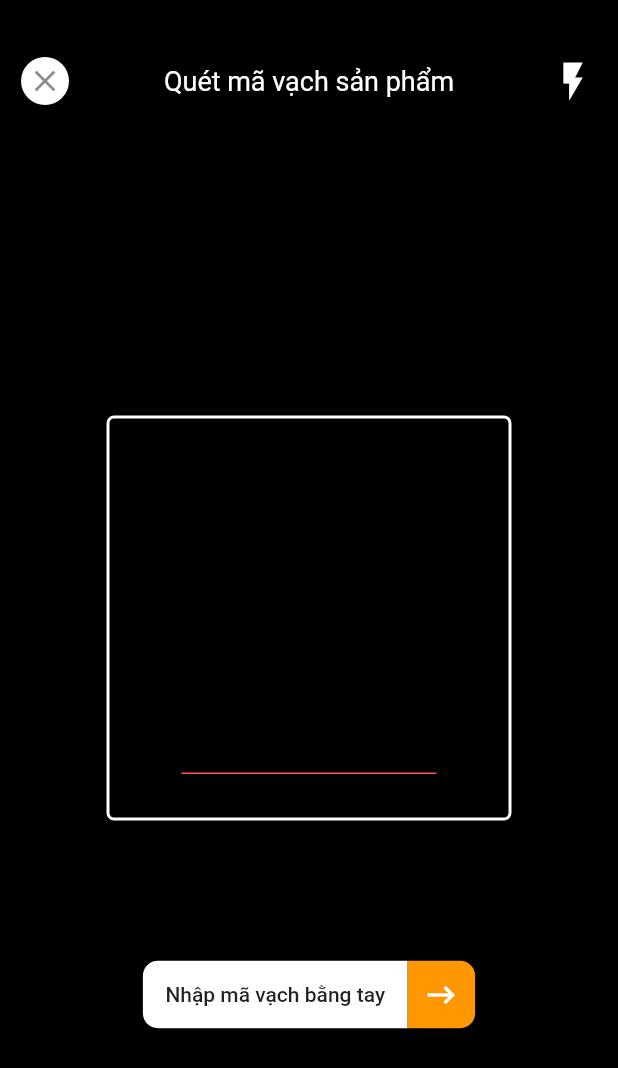
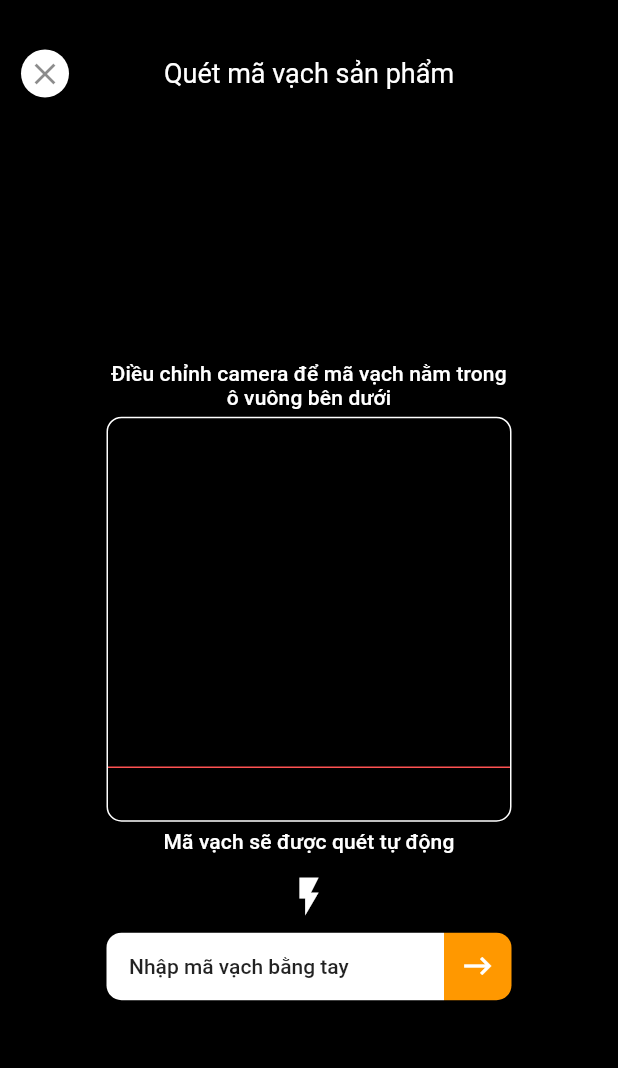
Before and after one commit to nilsys/ann-shop-flutter, a Flutter app: the ScanView screen opened by its route, on a phone screen of 412 x 824 dp. Shown: the top 1068 px of the screen. Run offline on Flutter 3.47's test engine with Material 2 defaults, Android fonts, the phone set to English and light mode, and no system bars; our stand-ins replace cached_network_image, connectivity, firebase_analytics, firebase_dynamic_links, flushbar, flutter_cache_manager and 6 more; missing offline and left inert: esys_flutter_share, fast_qr_reader_view, flutter_cupertino_date_picker, gesture_zoom_box, loading_more_list, onesignal_flutter and 1 more; accounts and stored records are empty; network calls fail.

Commit message:
-up scan + product detail

```diff
--- a/lib/core/router.dart
+++ b/lib/core/router.dart
@@ -35,7 +35,6 @@ import 'package:ann_shop_flutter/view/product/product_filter_view.dart';
 import 'package:ann_shop_flutter/view/product/product_image_by_size_and_color.dart';
 import 'package:ann_shop_flutter/view/product/product_image_fancy_view.dart';
 import 'package:ann_shop_flutter/view/product/product_image_share_view.dart';
-import 'package:ann_shop_flutter/view/scan_barcode/barcode_scan_view.dart';
 import 'package:ann_shop_flutter/view/scan_barcode/scan_view.dart';
 import 'package:ann_shop_flutter/view/utility/empty_view.dart';
 import 'package:ann_shop_flutter/view/home_view/home_view.dart';
--- a/lib/view/scan_barcode/scan_view.dart
+++ b/lib/view/scan_barcode/scan_view.dart
@@ -1,4 +1,5 @@
 import 'dart:async';
+import 'dart:math';
 
 import 'package:ann_shop_flutter/core/core.dart';
 import 'package:ann_shop_flutter/core/utility.dart';
@@ -32,9 +33,7 @@ class _ScanViewState extends State<ScanView>
 
   bool flashOn = false;
   bool bottomSheetIsOpen = true;
-  double redLineTop = 150;
-  int offset = 50;
-  double squareSize = 270;
+  double squareSize = 250;
 
   Future<Null> loadCamera() async {
     try {
@@ -61,9 +60,7 @@ class _ScanViewState extends State<ScanView>
 
     animationController =
         AnimationController(vsync: this, duration: Duration(seconds: 2));
-    animation =
-        Tween<double>(begin: (-squareSize / 2 + 20), end: squareSize / 2 - 20)
-            .animate(animationController)
+    animation = Tween<double>(begin: 0.1, end: 0.9).animate(animationController)
       ..addListener(() {
         setState(() {});
       });
@@ -96,6 +93,7 @@ class _ScanViewState extends State<ScanView>
 //      AppSnackBar.showFlushbar(context, 'Không tìm thấy sản phẩm $value');
 //      await Future.delayed(Duration(milliseconds: 500));
 //    }
+    Provider.of<SearchProvider>(context, listen: false).addHistory(value);
     await ListProduct.showByCategory(context,
         Category(name: value, filter: ProductFilter(productSKU: value)),
         initData: null, showSearch: true);
@@ -119,7 +117,6 @@ class _ScanViewState extends State<ScanView>
         flashOn = false;
         controllerQR.stopScanning();
         if (!bottomSheetIsOpen) {
-          Provider.of<SearchProvider>(context, listen: false).addHistory(value);
           _openResultView(value);
         }
       });
@@ -130,10 +127,6 @@ class _ScanViewState extends State<ScanView>
         }
         setState(() {});
         controllerQR.startScanning();
-
-        setState(() {
-          redLineTop = 320;
-        });
       });
     }
   }
@@ -141,31 +134,34 @@ class _ScanViewState extends State<ScanView>
   @override
   Widget build(BuildContext context) {
     final size = MediaQuery.of(context).size;
+    squareSize = min(270, size.width);
     bool hasKeyboard = MediaQuery.of(context).viewInsets.bottom > 100;
     List<Widget> _children = [_buildCamera()];
+
     if (hasKeyboard == false) {
-      _children.addAll([
-        Align(
-          alignment: Alignment.center,
+      _children.add(
+        Align(alignment: Alignment(0.0, 0.2),
           child: Container(
             width: squareSize,
+            child: Column(
+              mainAxisSize: MainAxisSize.min,
+              children: <Widget>[
+                _buildTitle(
+                    'Điều chỉnh camera để mã vạch nằm trong ô vuông bên dưới'),
+                Container(
+                  width: squareSize,
                   height: squareSize,
-            decoration: BoxDecoration(
-                borderRadius: BorderRadius.all(Radius.circular(5)),
-                border: Border.all(
-                  color: Colors.white,
-                  width: 2,
-                  style: BorderStyle.solid,
-                )),
-          ),
-        ),
-        Align(
-            alignment: Alignment.center,
-            child: Container(
+                  decoration:
+                      BoxDecoration(
+                          borderRadius: BorderRadius.circular(10),
+                          border: Border.all(color: Colors.white)),
+                  child: Stack(
+                    children: <Widget>[
+                      Container(
                         child: AnimatedBuilder(
                           animation: animationController,
                           child: SizedBox(
-                  width: 170,
+                            width: squareSize,
                             child: Container(
                               height: 1,
                               color: Colors.redAccent,
@@ -173,14 +169,72 @@ class _ScanViewState extends State<ScanView>
                           ),
                           builder: (BuildContext context, Widget _widget) {
                             return new Transform.translate(
-                    offset: Offset(0, animation.value),
-                    // animationController.value * -0.5,
+                              offset: Offset(0, animation.value * squareSize),
                               child: _widget,
                             );
                           },
                         ),
-            )),
-      ]);
+                      )
+                    ],
+                  ),
+                ),
+                _buildTitle('Mã vạch sẽ được quét tự động'),
+                IconButton(
+                  onPressed: () => _turnFlash(),
+                  icon: Icon(
+                    flashOn ? Icons.flash_off : Icons.flash_on,
+                    size: 30,
+                    color: Colors.white,
+                  ),
+                ),
+                InkWell(
+                  onTap: _showInputCode,
+                  child: Container(
+                    width: squareSize,
+                    alignment: Alignment.center,
+                    child: Row(
+                      mainAxisAlignment: MainAxisAlignment.center,
+                      children: <Widget>[
+                        Expanded(
+                          child: Container(
+                            height: 45,
+                            decoration: BoxDecoration(
+                                color: Colors.white,
+                                borderRadius: BorderRadius.only(
+                                    topLeft: Radius.circular(10),
+                                    bottomLeft: Radius.circular(10))),
+                            alignment: Alignment.centerLeft,
+                            padding: EdgeInsets.symmetric(horizontal: 15),
+                            child: Text(
+                              'Nhập mã vạch bằng tay',
+                              style: Theme.of(context).textTheme.button,
+                            ),
+                          ),
+                        ),
+                        Container(
+                          width: 45,
+                          height: 45,
+                          decoration: BoxDecoration(
+                            color: Theme.of(context).primaryColor,
+                            borderRadius: BorderRadius.only(
+                                topRight: Radius.circular(10),
+                                bottomRight: Radius.circular(10)),
+                          ),
+                          child: Icon(
+                            Icons.keyboard_backspace,
+                            textDirection: TextDirection.rtl,
+                            color: Colors.white,
+                          ),
+                        ),
+                      ],
+                    ),
+                  ),
+                ),
+              ],
+            ),
+          ),
+        ),
+      );
     }
     _children.add(Positioned(
       top: 30,
@@ -218,65 +272,11 @@ class _ScanViewState extends State<ScanView>
           ),
           Container(
             width: 60,
-            child: IconButton(
-              onPressed: () => _turnFlash(),
-              icon: Icon(
-                flashOn ? Icons.flash_off : Icons.flash_on,
-                size: 30,
-                color: Colors.white,
-              ),
-            ),
           ),
         ],
       ),
     ));
-    if (hasKeyboard == false) {
-      _children.add(Positioned(
-        bottom: (size.height - squareSize) / 4,
-        width: size.width,
-        child: InkWell(
-          onTap: _showInputCode,
-          child: Container(
-            alignment: Alignment.center,
-            child: Row(
-              mainAxisSize: MainAxisSize.min,
-              mainAxisAlignment: MainAxisAlignment.center,
-              children: <Widget>[
-                Container(
-                  height: 45,
-                  decoration: BoxDecoration(
-                      color: Colors.white,
-                      borderRadius: BorderRadius.only(
-                          topLeft: Radius.circular(10),
-                          bottomLeft: Radius.circular(10))),
-                  alignment: Alignment.centerLeft,
-                  padding: EdgeInsets.symmetric(horizontal: 15),
-                  child: Text(
-                    'Nhập mã vạch bằng tay',
-                    style: Theme.of(context).textTheme.button,
-                  ),
-                ),
-                Container(
-                  width: 45,
-                  height: 45,
-                  decoration: BoxDecoration(
-                    color: Theme.of(context).primaryColor,
-                    borderRadius: BorderRadius.only(
-                        topRight: Radius.circular(10),
-                        bottomRight: Radius.circular(10)),
-                  ),
-                  child: Icon(
-                    Icons.keyboard_backspace,
-                    textDirection: TextDirection.rtl,
-                    color: Colors.white,
-                  ),
-                ),
-              ],
-            ),
-          ),
-        ),
-      ));
-    }
+
     return Scaffold(
       backgroundColor: Colors.black,
       key: _scaffoldKey,
@@ -315,6 +315,19 @@ class _ScanViewState extends State<ScanView>
               ),
             ),
           ),
+        ),
+      ),
+    );
+  }
+
+  _buildTitle(text) {
+    return Padding(
+      padding: EdgeInsets.symmetric(vertical: 5),
+      child: Text(
+        text,
+        textAlign: TextAlign.center,
+        style: Theme.of(context).textTheme.subtitle.merge(
+              TextStyle(color: Colors.white),
             ),
       ),
     );
@@ -429,7 +442,7 @@ class _ScanViewState extends State<ScanView>
   /// Display the preview from the camera (or a message if the preview is not available).
   Widget _cameraPreviewWidget() {
     if (controllerQR == null || !controllerQR.value.isInitialized) {
-      return Container();
+      return Container(color: Colors.black,);
     } else {
       return new AspectRatio(
         aspectRatio: controllerQR.value.aspectRatio,
--- a/pubspec.yaml
+++ b/pubspec.yaml
@@ -4,7 +4,7 @@ description: A new Flutter application.
 version: 1.0.3+6
 
 environment:
-  sdk: ">=2.2.2 <3.0.0"
+  sdk: ">=2.6.0 <3.0.0"
 
 dependencies:
   flutter:
@@ -31,7 +31,7 @@ dependencies:
 #  firebase_dynamic_links: ^0.5.0+9
 #  firebase_analytics: ^5.0.11
 #  onesignal_flutter: ^2.3.3
-  qr_code_scanner: ^0.0.12
+#  qr_code_scanner: ^0.0.12
 
   firebase_core: ^0.4.0+9
   firebase_dynamic_links: ^0.5.0+1
```
Also changed, not shown: lib/view/product/product_detail_view.dart (+27 -31 lines), lib/view/scan_barcode/barcode_scan_view.dart (deleted, +0 -374 lines), pubspec.lock, 2 other files. Lines whose indentation alone changed are shown as unchanged.
